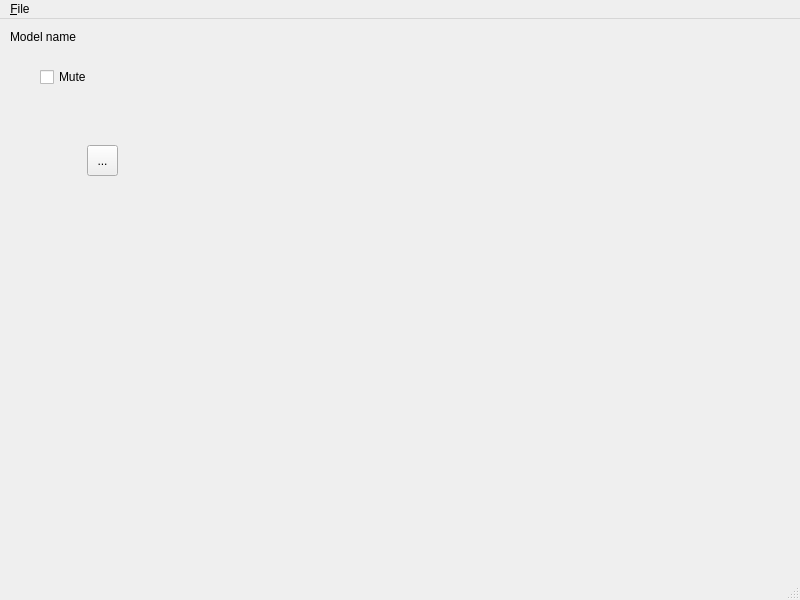
Qt form pyyamamainwindow.ui (jaakkojulin/pyyama) before a commit.
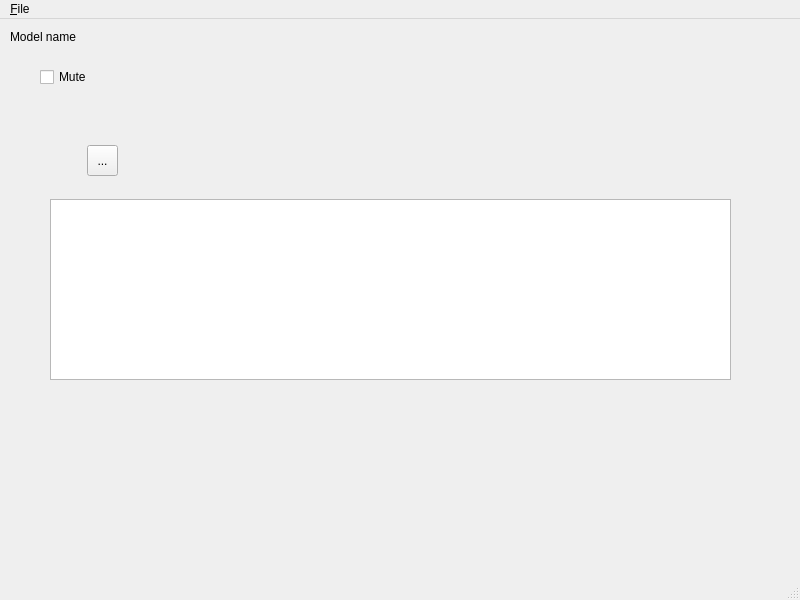
The same form after that commit. Icons and pictures are not drawn.

Commit message: Work towards UDP listener functionality, some cleanup and initial feature recognition code.

```diff
--- a/pyyamamainwindow.ui
+++ b/pyyamamainwindow.ui
@@ -62,6 +62,16 @@
      </size>
     </property>
    </widget>
+   <widget class="QPlainTextEdit" name="plainTextEdit">
+    <property name="geometry">
+     <rect>
+      <x>50</x>
+      <y>180</y>
+      <width>681</width>
+      <height>181</height>
+     </rect>
+    </property>
+   </widget>
   </widget>
   <widget class="QMenuBar" name="menubar">
    <property name="geometry">
```
Left out of the diff: 3 changed lines with no effect on the pictures. The commit also changes 2 other files.
